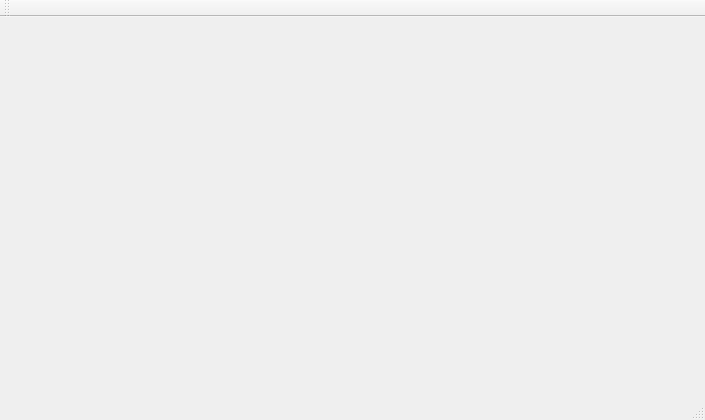
The window that Projet info/Projet_Graphique/mainwindow.ui (ilgha/Qt-projet) describes before a commit, drawn with Qt 5.
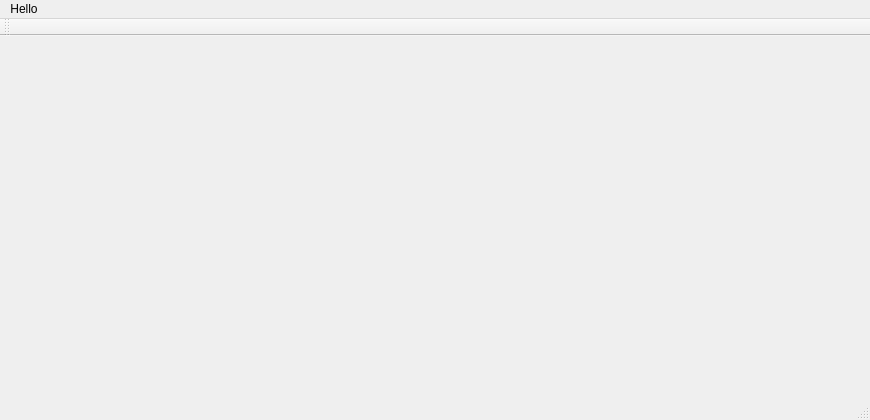
The same window after the commit.

The edit to the form file:
```diff
--- a/Projet info/Projet_Graphique/mainwindow.ui
+++ b/Projet info/Projet_Graphique/mainwindow.ui
@@ -6,7 +6,7 @@
    <rect>
     <x>0</x>
     <y>0</y>
-    <width>705</width>
+    <width>870</width>
     <height>420</height>
    </rect>
   </property>
@@ -19,10 +19,17 @@
     <rect>
      <x>0</x>
      <y>0</y>
-     <width>523</width>
+     <width>870</width>
      <height>25</height>
     </rect>
    </property>
+   <widget class="QMenu" name="menuHello">
+    <property name="title">
+     <string>Hello</string>
+    </property>
+    <addaction name="actionquit"/>
+   </widget>
+   <addaction name="menuHello"/>
   </widget>
   <widget class="QToolBar" name="mainToolBar">
    <attribute name="toolBarArea">
```
Left out of the diff: 5 changed lines with no effect on the pictures.
